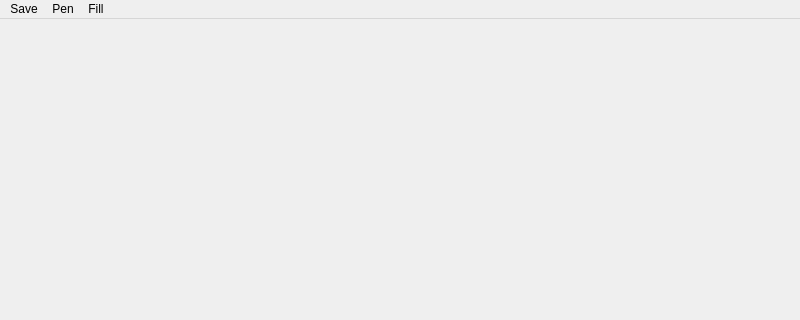
Above: PaintTux1/paintwindo.ui from dansecan25/ProyectoDatos2PaintTUX before the change; both pictures show x 0 to 800 and y 0 to 320 of the 800 by 600 pixel window. Below: the same form after it.
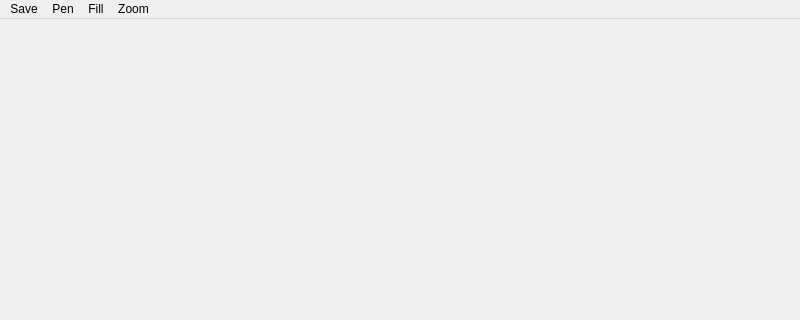
That is the form after the change.

```diff
--- a/PaintTux1/paintwindo.ui
+++ b/PaintTux1/paintwindo.ui
@@ -17,8 +17,8 @@
    <widget class="QLabel" name="bmpLabel">
     <property name="geometry">
      <rect>
-      <x>130</x>
-      <y>40</y>
+      <x>0</x>
+      <y>0</y>
       <width>241</width>
       <height>131</height>
      </rect>
@@ -58,9 +58,17 @@
     <addaction name="actioncolorFill"/>
     <addaction name="actionSelectFill"/>
    </widget>
+   <widget class="QMenu" name="menuErraser">
+    <property name="title">
+     <string>Zoom</string>
+    </property>
+    <addaction name="actionZoomIN"/>
+    <addaction name="actionZoomOut"/>
+   </widget>
    <addaction name="menuDibujar"/>
    <addaction name="menuLapiz"/>
    <addaction name="menuFill"/>
+   <addaction name="menuErraser"/>
   </widget>
   <widget class="QStatusBar" name="statusbar"/>
   <action name="actionsize">
```
Left out of the diff: 10 changed lines with no effect on the pictures.
